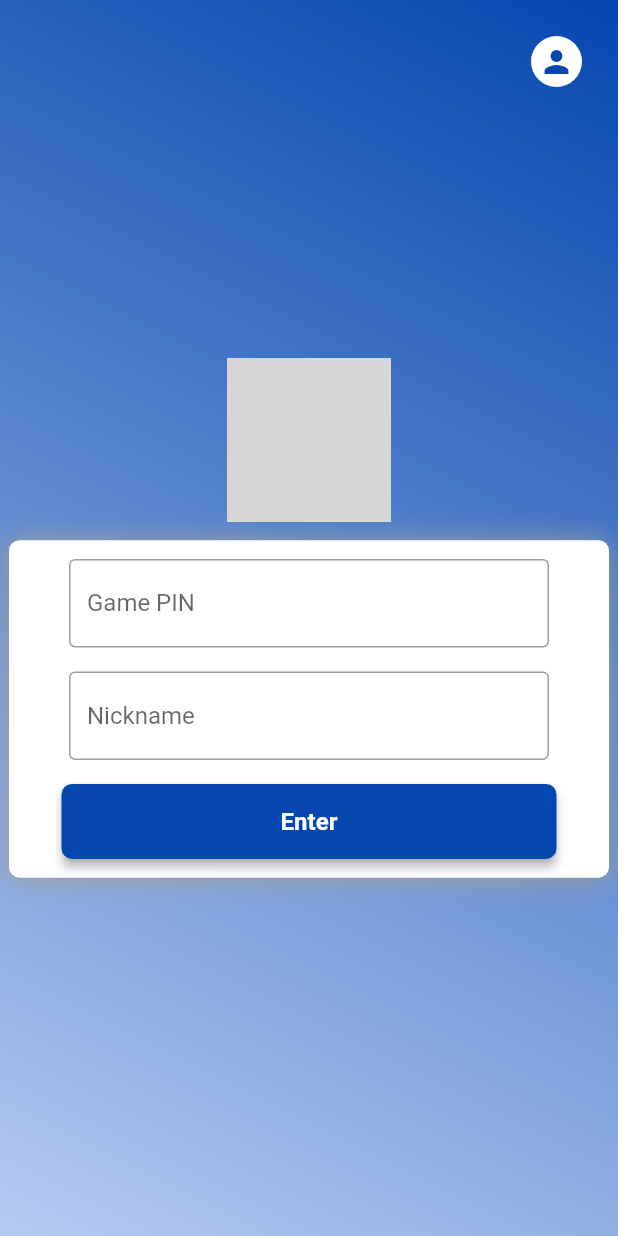
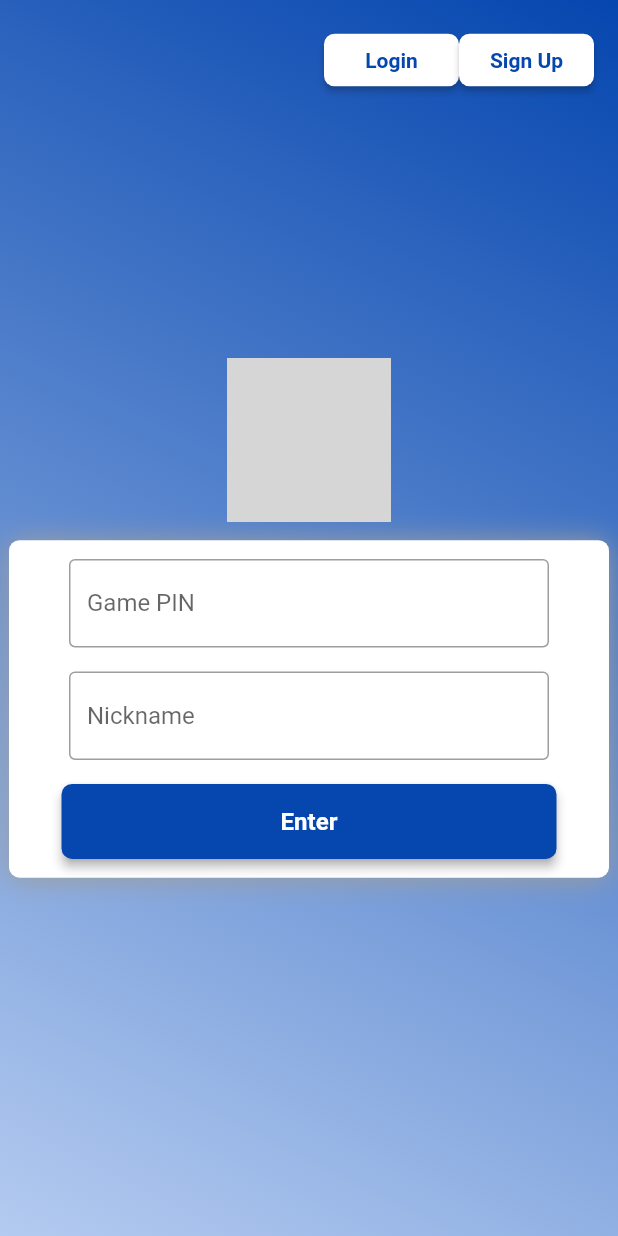
Before and after one commit to Stuartwastaken/scrum, a Flutter app: the screen it shows after launch, on a phone screen of 412 x 824 dp. Run offline on Flutter 3.47's test engine with Material 2 defaults, Android fonts, the phone set to English and light mode, and no system bars; Roboto replaces fonts that are missing (SegoeUI); grey boxes are pictures that could not be loaded.

Commit message:
Added glue to login and sign up page

```diff
--- a/lib/screens/game-pin-screen.dart
+++ b/lib/screens/game-pin-screen.dart
@@ -1,4 +1,7 @@
 import 'package:flutter/material.dart';
+import 'package:scrum/screens/login-screen.dart';
+import '../routes.dart';
+import 'register-screen.dart';
 
 class gamePinScreen extends StatefulWidget {
   const gamePinScreen({super.key});
@@ -25,10 +28,69 @@ class gamePinScreenState extends State<gamePinScreen> {
         child: Stack(
           children: [
             Positioned(
-              top: 16,
-              right: 16,
-              child: userButton(),
-            ),
+                top: 16,
+                right: 106,
+                child: ElevatedButton(
+                  onPressed: () {
+                    Navigator.pushReplacement(
+                      context,
+                      PageRouteBuilder(
+                        pageBuilder: (context, animation1, animation2) =>
+                            LoginScreen(),
+                        transitionDuration: Duration.zero,
+                        reverseTransitionDuration: Duration.zero,
+                      ),
+                    );
+                  },
+                  child: Text(
+                    "Login",
+                    style: TextStyle(
+                      fontWeight: FontWeight.bold,
+                    ),
+                  ),
+                  style: ElevatedButton.styleFrom(
+                    primary: Colors.white, // background color
+                    onPrimary:
+                        Color.fromARGB(255, 5, 70, 175), // foreground color
+                    shape: RoundedRectangleBorder(
+                      borderRadius: BorderRadius.circular(
+                          7), // set the desired border radius here
+                    ),
+                    minimumSize: Size(90, 35),
+                  ),
+                )),
+            Positioned(
+                top: 16,
+                right: 16,
+                child: ElevatedButton(
+                  onPressed: () {
+                    Navigator.pushReplacement(
+                      context,
+                      PageRouteBuilder(
+                        pageBuilder: (context, animation1, animation2) =>
+                            Register(),
+                        transitionDuration: Duration.zero,
+                        reverseTransitionDuration: Duration.zero,
+                      ),
+                    );
+                  },
+                  child: Text(
+                    "Sign Up",
+                    style: TextStyle(
+                      fontWeight: FontWeight.bold,
+                    ),
+                  ),
+                  style: ElevatedButton.styleFrom(
+                    primary: Colors.white, // background color
+                    onPrimary:
+                        Color.fromARGB(255, 5, 70, 175), // foreground color
+                    shape: RoundedRectangleBorder(
+                      borderRadius: BorderRadius.circular(
+                          7), // set the desired border radius here
+                    ),
+                    minimumSize: Size(90, 35),
+                  ),
+                )),
             Center(
               child: Column(
                 mainAxisAlignment: MainAxisAlignment.center,
@@ -89,7 +151,9 @@ class enterButton extends StatelessWidget {
   @override
   Widget build(BuildContext context) {
     return ElevatedButton(
-      onPressed: () {},
+      onPressed: () {
+        Navigator.popAndPushNamed(context, "/");
+      },
       child: Text(
         "Enter",
         style: TextStyle(
@@ -145,64 +209,3 @@ class userTextField extends StatelessWidget {
     );
   }
 }
-
-class userButton extends StatelessWidget {
-  const userButton({Key? key}) : super(key: key);
-
-  @override
-  Widget build(BuildContext context) {
-    return Padding(
-      padding: const EdgeInsets.all(8.0),
-      child: Stack(
-        children: [
-          Container(
-            decoration: BoxDecoration(
-              shape: BoxShape.circle,
-              color: Colors.white,
-            ),
-            child: Padding(
-              padding: const EdgeInsets.all(5.0),
-              child: Icon(
-                Icons.person,
-                color: Color.fromARGB(255, 5, 70, 175),
-              ),
-            ),
-          ),
-          Positioned(
-            right: 0,
-            child: PopupMenuButton<String>(
-              icon: const SizedBox.shrink(),
-              onSelected: choiceAction,
-              itemBuilder: (BuildContext context) {
-                return Constants.choices.map((String choice) {
-                  return PopupMenuItem<String>(
-                    value: choice,
-                    child: Text(choice),
-                  );
-                }).toList();
-              },
-            ),
-          ),
-        ],
-      ),
-    );
-  }
-}
-
-class Constants {
-  static const String FirstItem = 'Log In';
-  static const String SecondItem = 'Sign Up';
-
-  static const List<String> choices = <String>[
-    FirstItem,
-    SecondItem,
-  ];
-}
-
-void choiceAction(String choice) {
-  if (choice == Constants.FirstItem) {
-    print('I First Item');
-  } else if (choice == Constants.SecondItem) {
-    print('I Second Item');
-  }
-}
```
